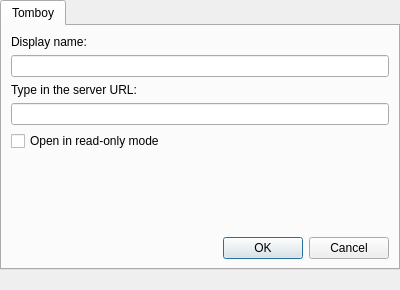
First picture: the form in configdialog.ui, repository staeglis/tomboynotes, before the edit.
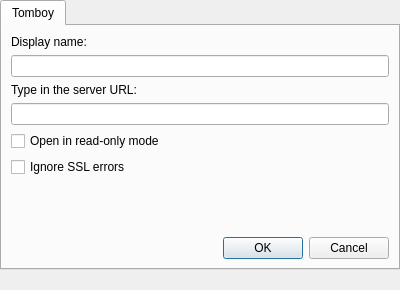
Second picture: the form after the edit. Custom widgets are drawn as their Qt base class.

Commit message: only one AcessManager, SSL error ignore option

```diff
--- a/configdialog.ui
+++ b/configdialog.ui
@@ -68,6 +68,13 @@
          </property>
         </widget>
        </item>
+       <item>
+        <widget class="QCheckBox" name="kcfg_ignoreSslErrors">
+         <property name="text">
+          <string>Ignore SSL errors</string>
+         </property>
+        </widget>
+       </item>
        <item>
         <spacer name="verticalSpacer">
          <property name="orientation">
```
The commit also changes 16 other files.
